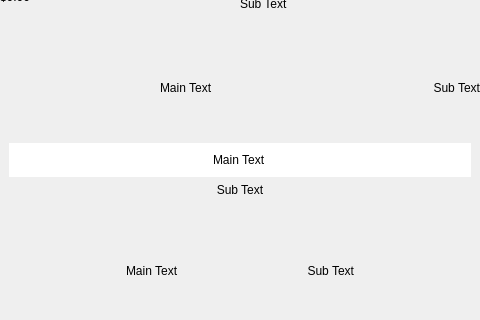
demlabs-cellframe/dap-ui-sdk, file widgets/dapguibutton.ui: the form before one commit; both pictures show x 0 to 480 and y 231 to 551 of the 480 by 551 pixel window.
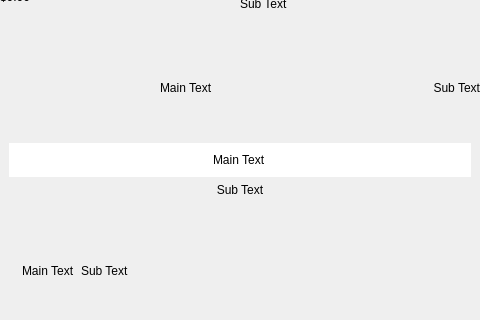
The form after the commit. Custom widgets are drawn as their Qt base class.

Diff of the .ui file:
```diff
--- a/widgets/dapguibutton.ui
+++ b/widgets/dapguibutton.ui
@@ -309,11 +309,17 @@
          </item>
          <item>
           <widget class="DapGuiLabel" name="DapGuiButtonTextRight_2">
+           <property name="sizePolicy">
+            <sizepolicy hsizetype="Expanding" vsizetype="Preferred">
+             <horstretch>0</horstretch>
+             <verstretch>0</verstretch>
+            </sizepolicy>
+           </property>
            <property name="text">
             <string>Sub Text</string>
            </property>
            <property name="alignment">
-            <set>Qt::AlignRight|Qt::AlignTrailing|Qt::AlignVCenter</set>
+            <set>Qt::AlignLeading|Qt::AlignLeft|Qt::AlignVCenter</set>
            </property>
           </widget>
          </item>
```
Left out of the diff: 28 changed lines with no effect on the pictures.
